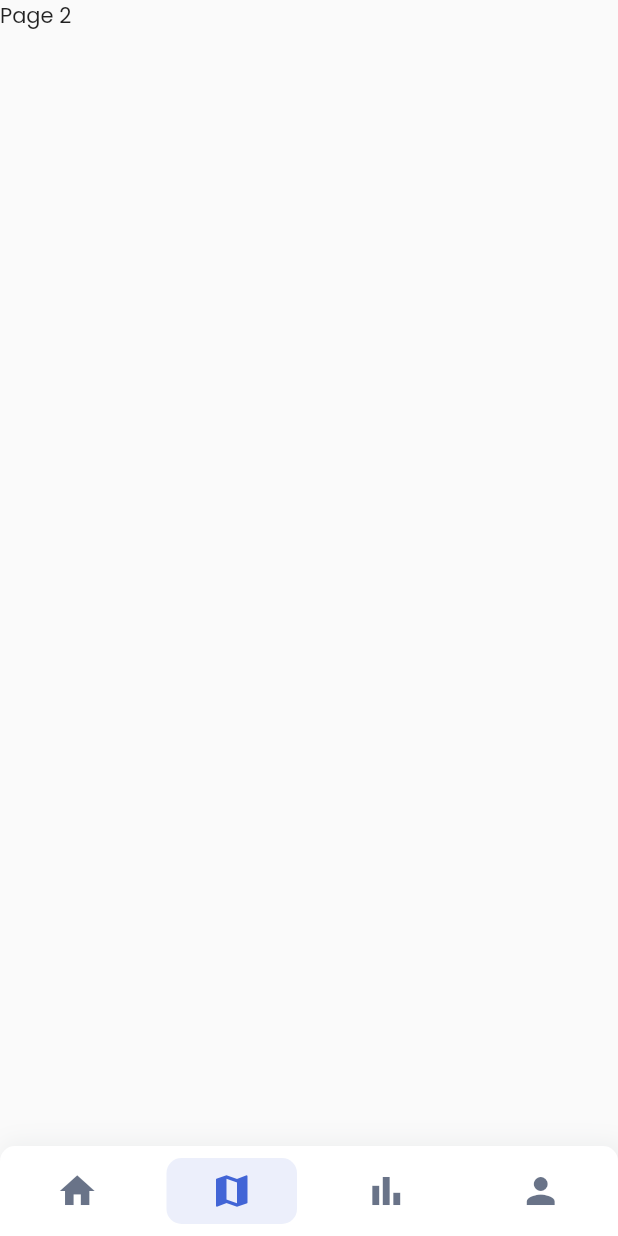
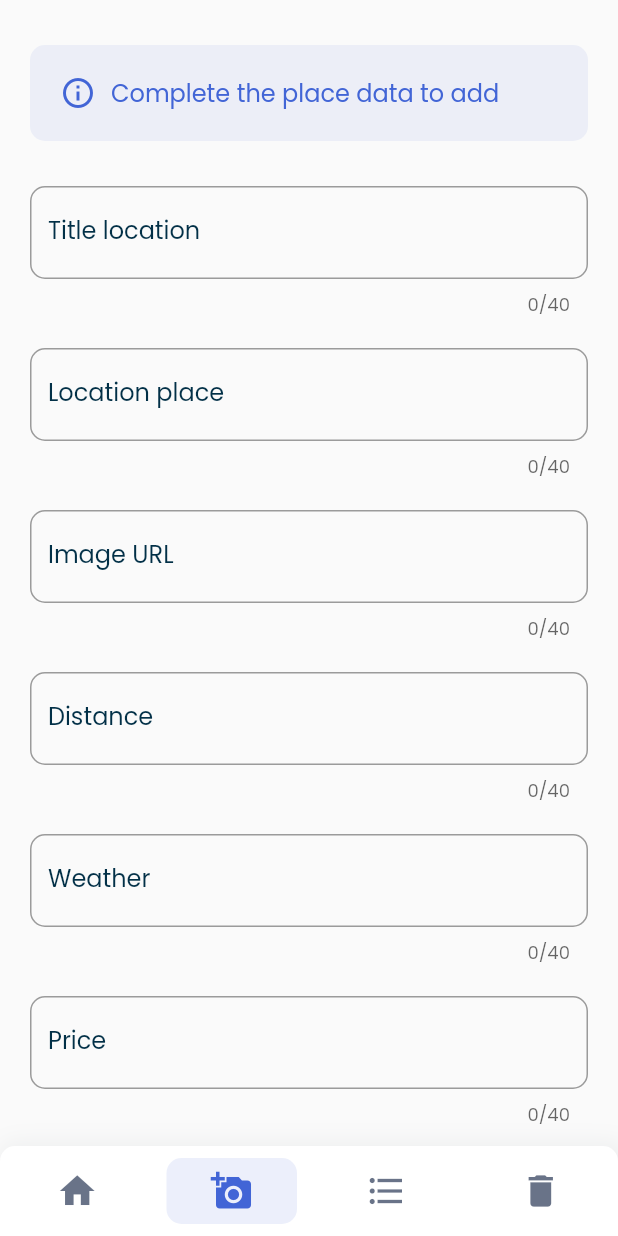
Before and after one commit to yopiangga/wppb_laporan, a Flutter app: the screen it shows after launch, item 2 of the bottom bar chosen, on a phone screen of 412 x 824 dp. Run offline on Flutter 3.47's test engine with Material 2 defaults, Android fonts, the phone set to English and light mode, and no system bars; our stand-ins replace faker, google_fonts; network calls fail.

Commit message:
Add Tourism

```diff
--- a/lib/models/tourism_model.dart
+++ b/lib/models/tourism_model.dart
@@ -8,7 +8,6 @@ class TourismModel {
   final String weather;
   final String price;
   final String description;
-
   TourismModel(
       {this.title = "",
       this.location = "",
@@ -17,7 +16,6 @@ class TourismModel {
       this.weather = "",
       this.price = "",
       this.description = ""});
-
   factory TourismModel.fromJson(Map<String, dynamic> json) {
     return TourismModel(
       title: json['title'],
--- a/lib/services/tourism_services.dart
+++ b/lib/services/tourism_services.dart
@@ -17,4 +17,25 @@ class TourismServices {
 
     return result.map((e) => TourismModel.fromJson(e['data'])).toList();
   }
+
+  static Future<http.Response> addTourism(TourismModel item) async {
+    String url = "http://172.16.102.54:3000/api/tourism/add";
+
+    return http.post(
+      Uri.parse(url),
+      headers: <String, String>{
+        'Content-Type': 'application/json; charset=UTF-8',
+      },
+      body: jsonEncode(<String, String>{
+        'title': item.title ?? "",
+        'location': item.location ?? "",
+        'imageUrl': item.imageUrl ??
+            "https://akcdn.detik.net.id/visual/2015/03/05/08834c51-d4e2-418f-933d-73387f82444c_169.jpg?w=650",
+        'distance': item.distance ?? "",
+        'weather': item.weather ?? "",
+        'price': item.price ?? "",
+        'description': item.description ?? "",
+      }),
+    );
+  }
 }
--- /dev/null
+++ b/lib/shared/shared.dart
@@ -0,0 +1,5 @@
+import 'package:flutter/material.dart';
+import 'package:google_fonts/google_fonts.dart';
+import 'dart:io';
+
+part 'theme.dart';
--- /dev/null
+++ b/lib/shared/theme.dart
@@ -0,0 +1,19 @@
+part of "shared.dart";
+
+const double defaultMargin = 24;
+
+Color mainColor = Color(0xff4265D6);
+Color accentColor2 = Color(0xFF023047);
+Color accentColor3 = Color(0xFFADADAD);
+
+TextStyle blackTextFont = GoogleFonts.raleway()
+    .copyWith(color: accentColor2, fontWeight: FontWeight.w500);
+TextStyle whiteTextFont = GoogleFonts.raleway()
+    .copyWith(color: Colors.white, fontWeight: FontWeight.w500);
+TextStyle blueTextFont = GoogleFonts.raleway()
+    .copyWith(color: mainColor, fontWeight: FontWeight.w500);
+TextStyle greyTextFont = GoogleFonts.raleway()
+    .copyWith(color: accentColor3, fontWeight: FontWeight.w500);
+
+TextStyle whiteNumberFont =
+    GoogleFonts.openSans().copyWith(color: Colors.white);
--- /dev/null
+++ b/lib/ui/pages/add_tourism_page.dart
@@ -0,0 +1,187 @@
+part of 'pages.dart';
+
+class AddTourismPage extends StatefulWidget {
+  TextEditingController _titleController = TextEditingController();
+  TextEditingController _locationController = TextEditingController();
+  TextEditingController _imageUrlController = TextEditingController();
+  TextEditingController _distanceController = TextEditingController();
+  TextEditingController _weatherController = TextEditingController();
+  TextEditingController _priceController = TextEditingController();
+  TextEditingController _descriptionController = TextEditingController();
+
+  @override
+  State<AddTourismPage> createState() => _AddTourismPageState();
+}
+
+class _AddTourismPageState extends State<AddTourismPage> {
+  @override
+  Widget build(BuildContext context) {
+    List<TourismModel> _tourismList =
+        Provider.of<TourismProvider>(context).tourismList;
+
+    return Container(
+      padding: EdgeInsets.symmetric(horizontal: 20),
+      child: ListView(
+        children: [
+          SizedBox(height: 30),
+          Container(
+            // height: 80,
+            padding: EdgeInsets.symmetric(horizontal: 20, vertical: 20),
+            width: double.infinity,
+            decoration: BoxDecoration(
+              color: mainColor.withOpacity(0.08),
+              borderRadius: BorderRadius.circular(10),
+            ),
+            child:
+                Row(crossAxisAlignment: CrossAxisAlignment.center, children: [
+              Icon(Icons.info_outline, color: mainColor),
+              SizedBox(width: 10),
+              Expanded(
+                child: Text("Complete the place data to add",
+                    style: TextStyle(
+                        color: mainColor,
+                        fontSize: 16,
+                        fontWeight: FontWeight.w300)),
+              )
+            ]),
+          ),
+          SizedBox(height: 30),
+          TextField(
+            controller: widget._titleController,
+            onChanged: (text) {},
+            maxLength: 40,
+            decoration: InputDecoration(
+              focusedBorder: OutlineInputBorder(
+                borderSide: BorderSide(color: mainColor),
+              ),
+              border:
+                  OutlineInputBorder(borderRadius: BorderRadius.circular(10)),
+              labelStyle: TextStyle(color: accentColor2),
+              labelText: "Title location",
+            ),
+          ),
+          SizedBox(height: 20),
+          TextField(
+            controller: widget._locationController,
+            onChanged: (text) {},
+            maxLength: 40,
+            decoration: InputDecoration(
+              focusedBorder: OutlineInputBorder(
+                borderSide: BorderSide(color: mainColor),
+              ),
+              border:
+                  OutlineInputBorder(borderRadius: BorderRadius.circular(10)),
+              labelStyle: TextStyle(color: accentColor2),
+              labelText: "Location place",
+            ),
+          ),
+          SizedBox(height: 20),
+          TextField(
+            controller: widget._imageUrlController,
+            onChanged: (text) {},
+            maxLength: 40,
+            decoration: InputDecoration(
+              focusedBorder: OutlineInputBorder(
+                borderSide: BorderSide(color: mainColor),
+              ),
+              border:
+                  OutlineInputBorder(borderRadius: BorderRadius.circular(10)),
+              labelStyle: TextStyle(color: accentColor2),
+              labelText: "Image URL",
+            ),
+          ),
+          SizedBox(height: 20),
+          TextField(
+            controller: widget._distanceController,
+            onChanged: (text) {},
+            maxLength: 40,
+            decoration: InputDecoration(
+              focusedBorder: OutlineInputBorder(
+                borderSide: BorderSide(color: mainColor),
+              ),
+              border:
+                  OutlineInputBorder(borderRadius: BorderRadius.circular(10)),
+              labelStyle: TextStyle(color: accentColor2),
+              labelText: "Distance",
+            ),
+          ),
+          SizedBox(height: 20),
+          TextField(
+            controller: widget._weatherController,
+            onChanged: (text) {},
+            maxLength: 40,
+            decoration: InputDecoration(
+              focusedBorder: OutlineInputBorder(
+                borderSide: BorderSide(color: mainColor),
+              ),
+              border:
+                  OutlineInputBorder(borderRadius: BorderRadius.circular(10)),
+              labelStyle: TextStyle(color: accentColor2),
+              labelText: "Weather",
+            ),
+          ),
+          SizedBox(height: 20),
+          TextField(
+            controller: widget._priceController,
+            onChanged: (text) {},
+            maxLength: 40,
+            decoration: InputDecoration(
+              focusedBorder: OutlineInputBorder(
+                borderSide: BorderSide(color: mainColor),
+              ),
+              border:
+                  OutlineInputBorder(borderRadius: BorderRadius.circular(10)),
+              labelStyle: TextStyle(color: accentColor2),
+              labelText: "Price",
+            ),
+          ),
+          SizedBox(height: 20),
+          TextField(
+            controller: widget._descriptionController,
+            onChanged: (text) {},
+            maxLength: 535,
+            maxLines: 8,
+            keyboardType: TextInputType.multiline,
+            decoration: InputDecoration(
+                focusedBorder: OutlineInputBorder(
+                  borderSide: BorderSide(width: 1, color: mainColor),
+                ),
+                border:
+                    OutlineInputBorder(borderRadius: BorderRadius.circular(10)),
+                labelStyle: TextStyle(color: accentColor2),
+                labelText: "Description Place"),
+          ),
+          SizedBox(height: 30),
+          GestureDetector(
+            onTap: () async {
+              TourismModel item = new TourismModel(
+                  title: widget._titleController.text,
+                  location: widget._locationController.text,
+                  imageUrl: widget._imageUrlController.text,
+                  distance: widget._distanceController.text,
+                  weather: widget._weatherController.text,
+                  price: widget._priceController.text,
+                  description: widget._descriptionController.text);
+              var result = await TourismServices.addTourism(item);
+              _tourismList.add(item);
+            },
+            child: Container(
+              padding: EdgeInsets.symmetric(vertical: 16),
+              child: Text(
+                "Add Place",
+                textAlign: TextAlign.center,
+                style: whiteTextFont.copyWith(
+                    fontWeight: FontWeight.w600, fontSize: 18),
+              ),
+              decoration: BoxDecoration(
+                color: mainColor,
+                borderRadius: BorderRadius.circular(10),
+              ),
+            ),
+          ),
+          SizedBox(height: 30)
+        ],
+      ),
+    );
+  }
+}
--- /dev/null
+++ b/lib/ui/pages/delete_tourism_page.dart
@@ -0,0 +1,15 @@
+part of 'pages.dart';
+
+class DeleteTourismPage extends StatefulWidget {
+  const DeleteTourismPage({Key key}) : super(key: key);
+
+  @override
+  State<DeleteTourismPage> createState() => _DeleteTourismPageState();
+}
+
+class _DeleteTourismPageState extends State<DeleteTourismPage> {
+  @override
+  Widget build(BuildContext context) {
+    return Container();
+  }
+}
--- /dev/null
+++ b/lib/ui/pages/edit_tourism_page.dart
@@ -0,0 +1,17 @@
+part of 'pages.dart';
+
+class EditTourismPage extends StatefulWidget {
+  const EditTourismPage({ Key key }) : super(key: key);
+
+  @override
+  State<EditTourismPage> createState() => _EditTourismPageState();
+}
+
+class _EditTourismPageState extends State<EditTourismPage> {
+  @override
+  Widget build(BuildContext context) {
+    return Container(
+
+    );
+  }
+}
--- a/lib/ui/pages/main_page.dart
+++ b/lib/ui/pages/main_page.dart
@@ -47,9 +47,9 @@ class _MainPageState extends State<MainPage>
           child: Row(
             children: [
               BottomNavBar(icon: Icons.home, index: 0),
-              BottomNavBar(icon: Icons.map, index: 1),
-              BottomNavBar(icon: Icons.bar_chart, index: 2),
-              BottomNavBar(icon: Icons.person, index: 3),
+              BottomNavBar(icon: Icons.add_a_photo, index: 1),
+              BottomNavBar(icon: Icons.format_list_bulleted, index: 2),
+              BottomNavBar(icon: Icons.delete, index: 3),
             ],
           ),
         ),
@@ -57,9 +57,9 @@ class _MainPageState extends State<MainPage>
           controller: _tabController,
           children: [
             HomePage(),
-            Text("Page 2"),
-            Text("Page 3"),
-            Text("Page 4"),
+            AddTourismPage(),
+            EditTourismPage(),
+            DeleteTourismPage(),
           ],
         ),
       ),
--- a/lib/ui/pages/pages.dart
+++ b/lib/ui/pages/pages.dart
@@ -6,8 +6,13 @@ import 'package:provider/provider.dart';
 import 'package:wppb_laporan/models/models.dart';
 import 'package:wppb_laporan/providers/providers.dart';
 import 'package:wppb_laporan/services/services.dart';
+import 'package:wppb_laporan/shared/shared.dart';
 import 'package:wppb_laporan/ui/widgets/widgets.dart';
 
 part 'tourism_detail_page.dart';
 part 'main_page.dart';
 part 'home_page.dart';
+part 'add_tourism_page.dart';
+part 'edit_tourism_page.dart';
+part 'update_tourism_page.dart';
+part 'delete_tourism_page.dart';
--- /dev/null
+++ b/lib/ui/pages/update_tourism_page.dart
@@ -0,0 +1,15 @@
+part of 'pages.dart';
+
+class UpdateTourismPage extends StatefulWidget {
+  const UpdateTourismPage({Key key}) : super(key: key);
+
+  @override
+  State<UpdateTourismPage> createState() => _UpdateTourismPageState();
+}
+
+class _UpdateTourismPageState extends State<UpdateTourismPage> {
+  @override
+  Widget build(BuildContext context) {
+    return Container();
+  }
+}
--- a/pubspec.yaml
+++ b/pubspec.yaml
@@ -32,6 +32,7 @@ dependencies:
   faker: ^2.0.0
   provider: ^6.0.2
   http: ^0.13.4
+  google_fonts: ^2.3.1
 
   # The following adds the Cupertino Icons font to your application.
   # Use with the CupertinoIcons class for iOS style icons.
```
Also changed, not shown: lib/providers/banner_provider.dart (+0 -33 lines), lib/providers/tourism_provider.dart (+0 -53 lines), lib/ui/pages/home_page.dart (+0 -28 lines), pubspec.lock.
